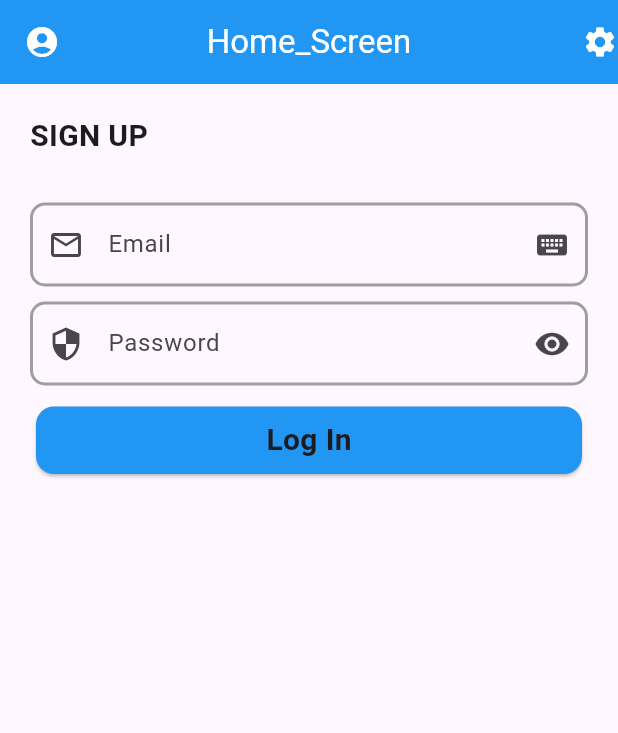
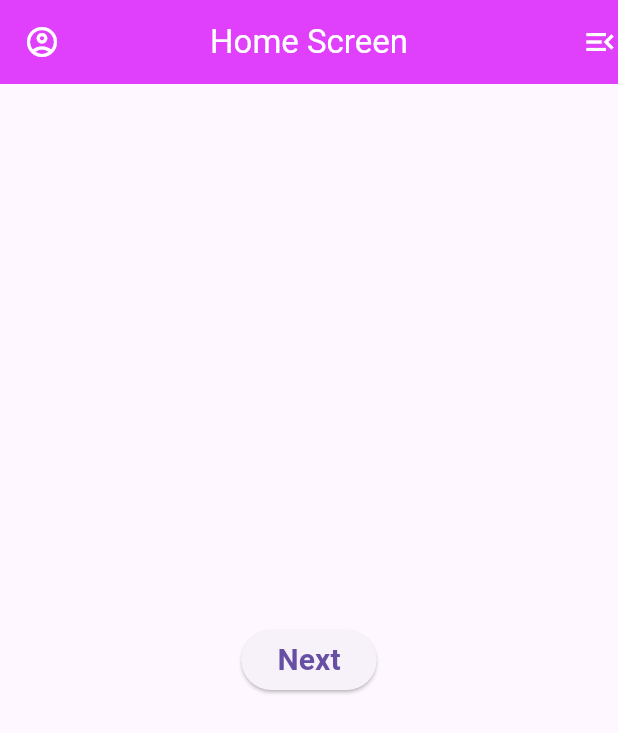
Before and after one commit to rifatalam26/my-first-app, a Flutter app: the home_screen screen opened directly, on a phone screen of 412 x 824 dp. Shown: the top 733 px of the screen. Run offline on Flutter 3.47's test engine with Material 3 defaults, Android fonts, the phone set to English and light mode, and no system bars.

Commit message:
Counter app

```diff
--- a/lib/main.dart
+++ b/lib/main.dart
@@ -1,6 +1,7 @@
 import 'package:flutter/cupertino.dart';
 import 'package:flutter/material.dart';
 import 'package:my_app/view/home_screen.dart';
+import 'package:my_app/view/second_screen.dart';
 
 void main() {
   runApp(MyApp());
@@ -64,7 +65,7 @@ class _HomePageState extends State<HomePage> {
                   });
                 },
                 child: SizedBox(
-                  height: 50,width: 100,
+                  height: 50,width: 200,
                   child: Card(shape: RoundedRectangleBorder(borderRadius: BorderRadius.circular(50)),
                     color: Colors.blue,
                     child: Center(child: Text("+",style: TextStyle(fontSize: 30,fontWeight: FontWeight.bold),)),
@@ -82,13 +83,17 @@ class _HomePageState extends State<HomePage> {
                 },
                 child: SizedBox(
                   height: 60,
-                  width: 100,
+                  width: 200,
                   child: Card(shape: RoundedRectangleBorder(borderRadius: BorderRadius.circular(50)),
                     color: Colors.blue,
                     child: Center(child: Text("-",style: TextStyle(fontSize: 40,fontWeight: FontWeight.bold),)),
                   ),
                 ),
               ),
+              SizedBox(height: 10,),
+              ElevatedButton(onPressed: (){
+                 Navigator.push(context, MaterialPageRoute(builder: (context) => home_screen()));
+              }, child: Text("Next",style: TextStyle(fontSize: 20,fontWeight: FontWeight.bold),))
             ],
           ),
         ));
--- a/lib/view/home_screen.dart
+++ b/lib/view/home_screen.dart
@@ -1,3 +1,4 @@
+import 'package:flutter/cupertino.dart';
 import 'package:flutter/material.dart';
 import 'package:my_app/view/second_screen.dart';
 
@@ -8,83 +9,24 @@ class home_screen extends StatelessWidget {
   Widget build(BuildContext context) {
     return Scaffold(
       appBar: AppBar(
-          backgroundColor: Colors.blue,
+        backgroundColor: Colors.purpleAccent,
         foregroundColor: Colors.white,
-          leading: Icon(Icons.account_circle),
-          title: Text("Home_Screen"),
         centerTitle: true,
-          actions: [Icon(Icons.settings)],
+        leading: Icon(Icons.account_circle_outlined),
+        title: Text("Home Screen"),
+        actions: [Icon(Icons.menu_open)],
       ),
-        body: Padding(
-          padding: const EdgeInsets.all(20.0),
-          child: Column(
-            //   mainAxisAlignment: MainAxisAlignment.start,
-            crossAxisAlignment: CrossAxisAlignment.start,
-            children: [
-              Text(
-                "SIGN UP",
+      body: Center(
+        child: ElevatedButton(
+            onPressed: () {
+              Navigator.push(context,
+                  MaterialPageRoute(builder: (context) => second_screen()));
+            },
+            child: Text(
+              "Next",
               style: TextStyle(fontSize: 20, fontWeight: FontWeight.bold),
+            )),
       ),
-              SizedBox(
-                height: 30,
-              ),
-              TextField(
-                enabled: true,
-                decoration: InputDecoration(
-                  label: Text("Email"),
-                  suffixIcon: Icon(Icons.keyboard),
-                  prefixIcon: Icon(Icons.email_outlined),
-                  focusedBorder: OutlineInputBorder(
-                      borderRadius: BorderRadius.circular(10),
-                      borderSide: BorderSide(width: 2, color: Colors.blue)),
-                  enabledBorder: OutlineInputBorder(
-                      borderRadius: BorderRadius.circular(10),
-                      borderSide: BorderSide(width: 2, color: Colors.grey)),
-                ),
-              ),
-              SizedBox(
-                height: 10,
-              ),
-              TextField(
-                decoration: InputDecoration(
-                  labelText: "Password",
-                  suffixIcon: Icon(Icons.remove_red_eye),
-                  prefixIcon: Icon(Icons.security),
-                  focusedBorder: OutlineInputBorder(
-                      borderSide: BorderSide(color: Colors.blue, width: 2),
-                      borderRadius: BorderRadius.circular(10)),
-                  enabledBorder: OutlineInputBorder(
-                      borderSide: BorderSide(color: Colors.grey, width: 2),
-                      borderRadius: BorderRadius.circular(10)),
-                ),
-              ),
-              SizedBox(
-                height: 10,
-              ),
-              GestureDetector(
-                onTap: () {
-                  print("----------log in");
-                },
-                child: Card(
-                  color: Colors.blue,
-                  child: Row(
-                    mainAxisAlignment: MainAxisAlignment.center,
-                    children: [
-                      Padding(
-                        padding: const EdgeInsets.all(8.0),
-                        child: Text(
-                          "Log In",
-                          style: TextStyle(
-                              fontSize: 20, fontWeight: FontWeight.bold),
-                        ),
-                      ),
-                    ],
-                  ),
-                ),
-              )
-            ],
-          ),
-        )
     );
   }
 }
```
Lines whose indentation alone changed are shown as unchanged.
